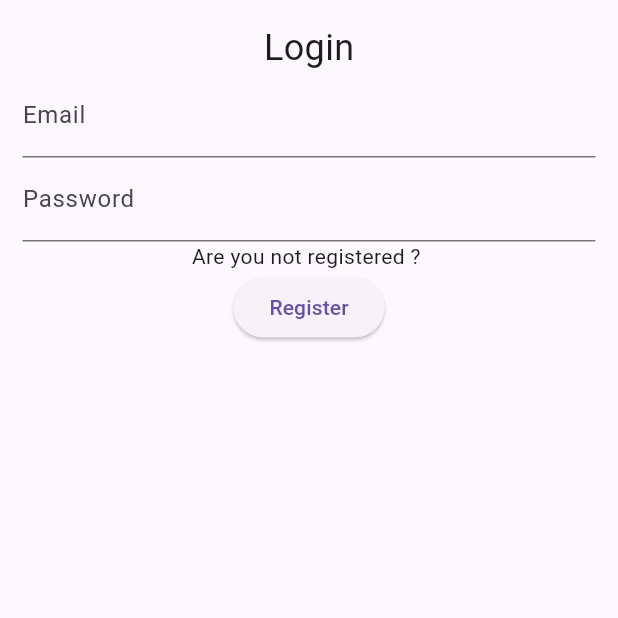
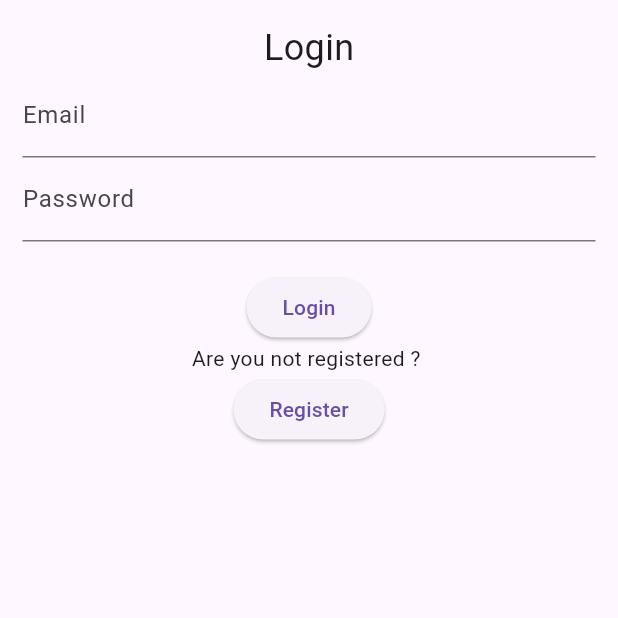
Before and after one commit to Ichiroki/to-do-flutter, a Flutter app: the screen it shows after launch, on a phone screen of 412 x 824 dp, the top half of it. Run offline on Flutter 3.47's test engine with Material 3 defaults, Android fonts, the phone set to English and light mode, and no system bars; our stand-ins replace cloud_firestore, firebase_auth, firebase_core; accounts and stored records are empty.

Commit message:
Changes: Showing up login button and register button

```diff
--- a/lib/API/user.dart
+++ b/lib/API/userAPI.dart
@@ -1,5 +1,7 @@
 import 'package:firebase_auth/firebase_auth.dart';
 import 'package:cloud_firestore/cloud_firestore.dart';
+import 'package:flutter/material.dart';
+import 'package:to_do_list_flutter/Pages/Auth/login.dart';
 
 Future<void> addUser(String email, String password, String username) async {
   try {
--- a/lib/Pages/Auth/login.dart
+++ b/lib/Pages/Auth/login.dart
@@ -49,10 +49,12 @@ class _LoginState extends State<Login> {
                   return null;
                 },
               ),
-              // Padding(
-              //   padding: const EdgeInsets.fromLTRB(0, 20, 0, 0),
-              //   child: ElevatedButton(onPressed: getUser, child: const Text('Login')),
-              // ),
+              Padding(
+                padding: const EdgeInsets.fromLTRB(0, 20, 0, 0),
+                child: ElevatedButton(onPressed: () {
+                  Navigator.pushNamed(context, '/home');
+                }, child: const Text('Login')),
+              ),
               Center(child: Column(
                 children: [
                   const Text('Are you not registered ? '),
```
Also changed, not shown: lib/Pages/Auth/register.dart (+16 -1 lines).
